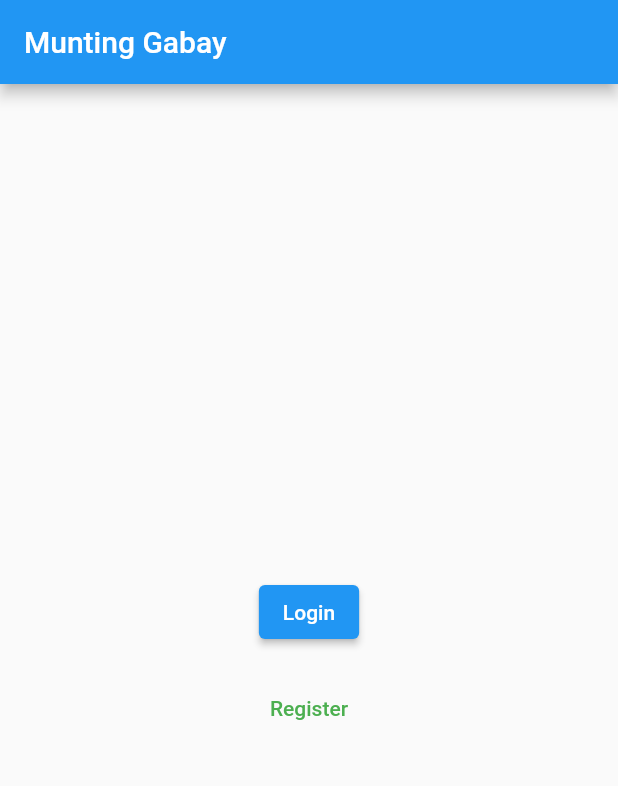
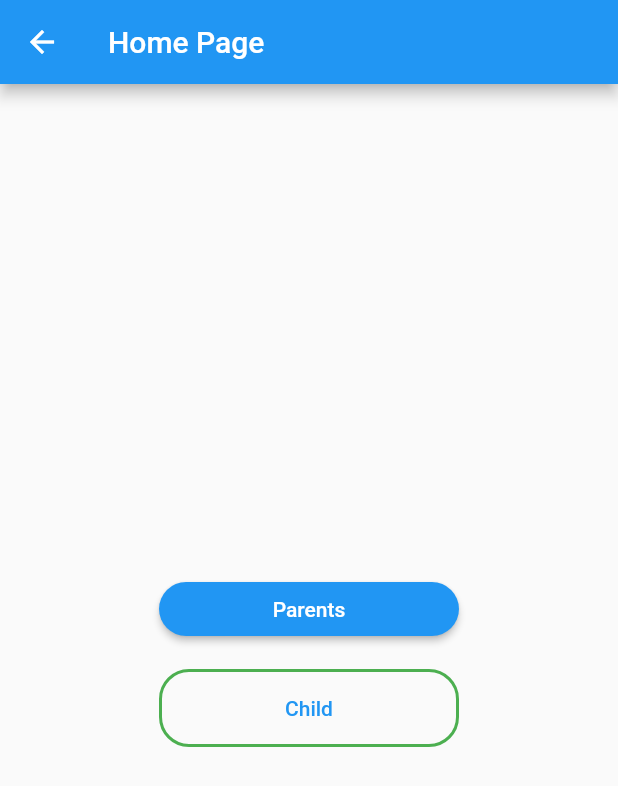
Before and after one commit to Captn-Jabby/Munting-Gabay, a Flutter app: the screen it shows after launch, after a tap on "Login", on a phone screen of 412 x 824 dp. Shown: the top 786 px of the screen. Run offline on Flutter 3.47's test engine with Material 2 defaults, Android fonts, the light colour scheme and no system bars.

Commit message:
Simple navigation added

```diff
--- /dev/null
+++ b/munting_gabay/lib/home_page.dart
@@ -0,0 +1,55 @@
+import 'package:flutter/material.dart';
+import 'package:munting_gabay/Kids_page.dart';
+
+import 'Parent_page.dart';
+
+class Homepage extends StatelessWidget {
+  @override
+  Widget build(BuildContext context) {
+    return Scaffold(
+      appBar: AppBar(
+        title: Text('Home Page'),
+      ),
+      body: Center(
+        child: Column(
+          mainAxisAlignment: MainAxisAlignment.center,
+          children: [
+            Container(
+              width: 200,
+              child: ElevatedButton(
+                onPressed: () {
+                  Navigator.push(
+                    context,
+                    MaterialPageRoute(builder: (context) => ParentPage()),
+                  );
+                },
+                style: ElevatedButton.styleFrom(
+                    primary: Colors.blue,
+                    onPrimary: Colors.white,
+                    shape: RoundedRectangleBorder(
+                        borderRadius: BorderRadius.circular(20))),
+                child: Text('Parents'),
+              ),
+            ),
+            SizedBox(height: 16),
+            Container(
+              width: 200,
+              decoration: BoxDecoration(
+                  border: Border.all(color: Colors.green, width: 2),
+                  borderRadius: BorderRadius.circular(20)),
+              child: TextButton(
+                onPressed: () {
+                  Navigator.push(
+                    context,
+                    MaterialPageRoute(builder: (context) => KidsPage()),
+                  );
+                },
+                child: Text('Child'),
+              ),
+            ),
+          ],
+        ),
+      ),
+    );
+  }
+}
--- a/munting_gabay/lib/main.dart
+++ b/munting_gabay/lib/main.dart
@@ -1,4 +1,5 @@
 import 'package:flutter/material.dart';
+import 'package:munting_gabay/home_page.dart';
 
 void main() {
   runApp(MyApp());
@@ -8,44 +9,64 @@ class MyApp extends StatelessWidget {
   @override
   Widget build(BuildContext context) {
     return MaterialApp(
-      title: 'Munting Gabay',
-      home: LoginPage(),
+      title: 'Image at Center Top',
+      home: LoginScreen(),
     );
   }
 }
 
-class LoginPage extends StatelessWidget {
+class LoginScreen extends StatelessWidget {
   @override
   Widget build(BuildContext context) {
     return Scaffold(
       appBar: AppBar(
-        title: Text('Munting Gabay'),
+        title: Text(' MUNTING GABAY'),
       ),
       body: Center(
-        child: Column(
+        child: Stack(
+          alignment: Alignment.topCenter,
+          children: [
+            // Image.asset(
+            //   'asset/A.png',
+            //   width: 200,
+            //   height: 200,
+            //   fit: BoxFit.cover,
+            // ),
+            Column(
               mainAxisAlignment: MainAxisAlignment.center,
               children: [
-            ElevatedButton(
+                Container(
+                  width: 200,
+                  child: ElevatedButton(
                     onPressed: () {
-                // TODO: Add login functionality here
-                print('Login button pressed!');
+                      Navigator.push(
+                        context,
+                        MaterialPageRoute(builder: (context) => Homepage()),
+                      );
                     },
                     style: ElevatedButton.styleFrom(
                         primary: Colors.blue,
                         onPrimary: Colors.white,
-              ),
+                        shape: RoundedRectangleBorder(
+                            borderRadius: BorderRadius.circular(20))),
                     child: Text('Login'),
                   ),
+                ),
                 SizedBox(height: 16),
-            TextButton(
+                Container(
+                  width: 200,
+                  decoration: BoxDecoration(
+                      borderRadius: BorderRadius.circular(20),
+                      border: Border.all(color: Colors.green)),
+                  child: TextButton(
                     onPressed: () {
                       // TODO: Add register functionality here
                       print('Register button pressed!');
                     },
-              style: TextButton.styleFrom(
-                primary: Colors.green,
+                    child: Text('Register'),
                   ),
-              child: Text('Register'),
+                ),
+              ],
             ),
           ],
         ),
--- a/munting_gabay/pubspec.yaml
+++ b/munting_gabay/pubspec.yaml
@@ -59,9 +59,8 @@ flutter:
   uses-material-design: true
 
   # To add assets to your application, add an assets section, like this:
-  # assets:
-  #   - images/a_dot_burr.jpeg
-  #   - images/a_dot_ham.jpeg
+  assets:
+    - assets/A.png
 
   # An image asset can refer to one or more resolution-specific "variants", see
   # https://flutter.dev/assets-and-images/#resolution-aware
```
Also changed, not shown: munting_gabay/lib/Kids_page.dart (added, +108 -0 lines), munting_gabay/lib/Parent_page.dart (added, +108 -0 lines), munting_gabay/assets/A.png (added). Lines whose indentation alone changed are shown as unchanged.
